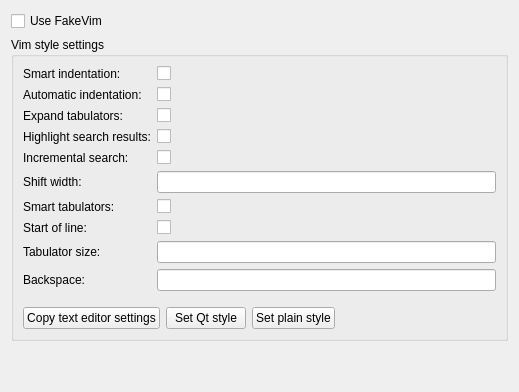
This is src/plugins/fakevim/fakevimoptions.ui in qt-creator/qt-creator as Qt 5 draws it before an edit. The edited form follows.
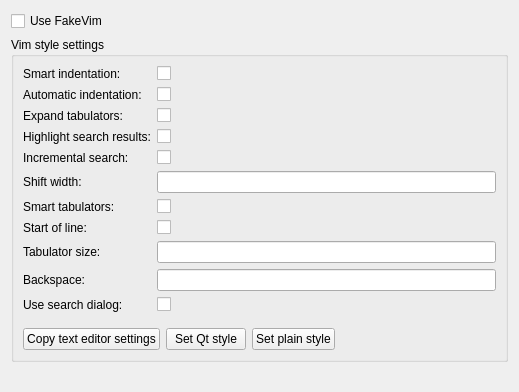
This is the edited form.

Commit message: fakevim: split 'IncSearch' into 'IncSearch' and 'UseCoreDialog'

```diff
--- a/src/plugins/fakevim/fakevimoptions.ui
+++ b/src/plugins/fakevim/fakevimoptions.ui
@@ -159,6 +159,20 @@
         <item row="0" column="1">
          <widget class="QCheckBox" name="checkBoxSmartIndent"/>
         </item>
+        <item row="10" column="0">
+         <widget class="QLabel" name="labelUseCoreSearch">
+          <property name="text">
+           <string>Use search dialog:</string>
+          </property>
+         </widget>
+        </item>
+        <item row="10" column="1">
+         <widget class="QCheckBox" name="checkBoxUseCoreSearch">
+          <property name="text">
+           <string/>
+          </property>
+         </widget>
+        </item>
        </layout>
       </item>
       <item>
```
The commit also changes 4 other files.
